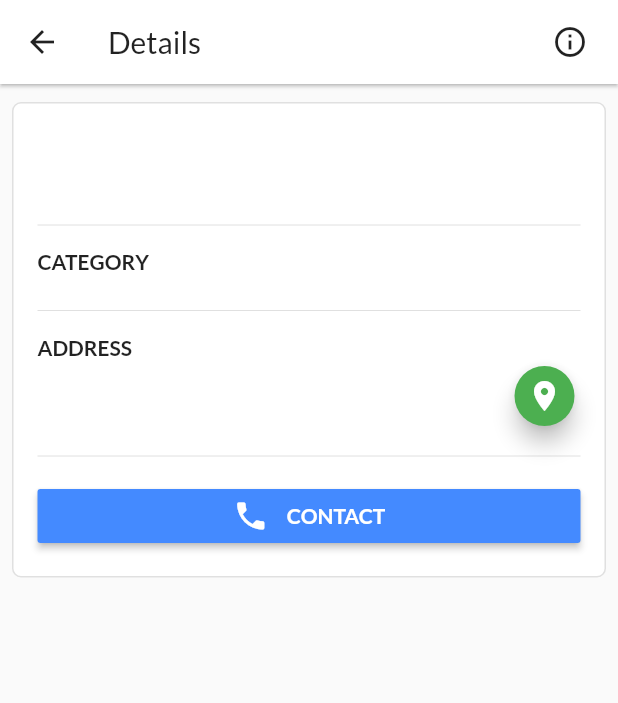
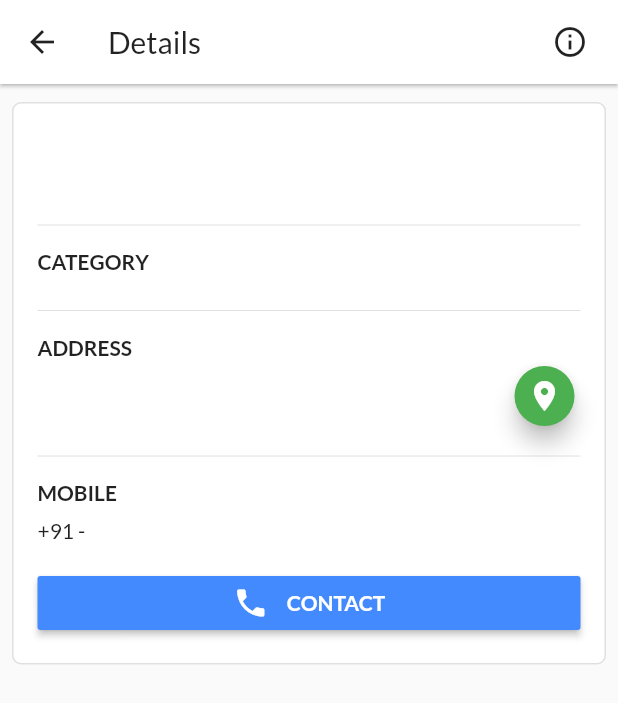
Before and after one commit to apgapg/dotservices_App, a Flutter app: the ClientPage screen opened directly with empty values, on a phone screen of 412 x 824 dp. Shown: the top 703 px of the screen. Run offline on Flutter 3.47's test engine with Material 2 defaults, Android fonts, the phone set to English and light mode, and no system bars; our stand-ins replace cached_network_image, device_info, firebase_analytics, fluttertoast, geolocator, rxdart; accounts and stored records are empty; generated files the repository leaves out were written again.

Commit message:
Show Mobile number in client info

```diff
--- a/lib/pages/client_page.dart
+++ b/lib/pages/client_page.dart
@@ -189,6 +189,22 @@ class _ClientPageState extends State<ClientPage> {
                           SizedBox(
                             height: 8,
                           ),
+                          Text(
+                            "MOBILE",
+                            style: TextStyle(fontWeight: FontWeight.w700),
+                          ),
+                          SizedBox(
+                            height: 8,
+                          ),
+                          Text(
+                            "+91 -  ${widget.item.number}",
+                            style: TextStyle(
+                              fontSize: 14,
+                            ),
+                          ),
+                          SizedBox(
+                            height: 16,
+                          ),
                           Column(
                             crossAxisAlignment: CrossAxisAlignment.stretch,
                             children: <Widget>[
@@ -196,6 +212,8 @@ class _ClientPageState extends State<ClientPage> {
                                 onPressed: () {
                                   onPhoneTap(widget.item.number);
                                 },
+                                elevation: 2,
+                                focusElevation: 4,
                                 child: Row(
                                   mainAxisSize: MainAxisSize.min,
                                   children: <Widget>[
```
Also changed, not shown: 1 other file.
